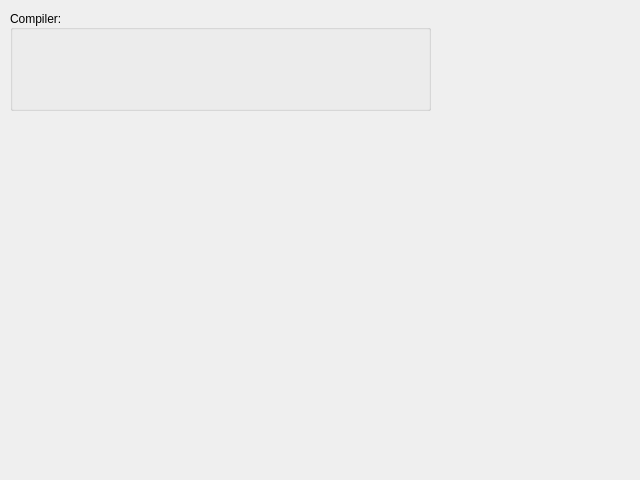
This is IQRF_IDE/dialog_tolls_settings.ui in nandra/IDE as Qt 5 draws it before an edit. The edited form follows.
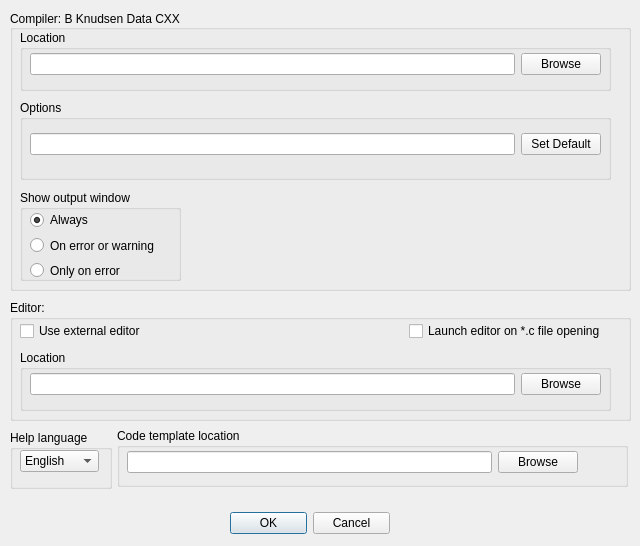
This is the edited form.

```diff
--- a/IQRF_IDE/dialog_tolls_settings.ui
+++ b/IQRF_IDE/dialog_tolls_settings.ui
@@ -10,9 +10,15 @@
     <x>0</x>
     <y>0</y>
     <width>640</width>
-    <height>480</height>
+    <height>546</height>
    </rect>
   </property>
+  <property name="maximumSize">
+   <size>
+    <width>640</width>
+    <height>546</height>
+   </size>
+  </property>
   <property name="windowTitle">
    <string>Tool Settings</string>
   </property>
@@ -21,18 +27,305 @@
     <rect>
      <x>10</x>
      <y>10</y>
-     <width>421</width>
-     <height>101</height>
+     <width>621</width>
+     <height>281</height>
     </rect>
    </property>
    <property name="title">
-    <string>Compiler:</string>
+    <string>Compiler: B Knudsen Data CXX</string>
    </property>
    <property name="alignment">
     <set>Qt::AlignLeading|Qt::AlignLeft|Qt::AlignVCenter</set>
    </property>
    <property name="flat">
     <bool>false</bool>
+   </property>
+   <widget class="QGroupBox" name="groupBox_2">
+    <property name="geometry">
+     <rect>
+      <x>10</x>
+      <y>20</y>
+      <width>591</width>
+      <height>61</height>
+     </rect>
+    </property>
+    <property name="title">
+     <string>Location</string>
+    </property>
+    <widget class="QWidget" name="layoutWidget">
+     <property name="geometry">
+      <rect>
+       <x>10</x>
+       <y>20</y>
+       <width>571</width>
+       <height>28</height>
+      </rect>
+     </property>
+     <layout class="QHBoxLayout" name="horizontalLayout">
+      <item>
+       <widget class="QLineEdit" name="lineEdit"/>
+      </item>
+      <item>
+       <widget class="QPushButton" name="pushButton">
+        <property name="text">
+         <string>Browse</string>
+        </property>
+       </widget>
+      </item>
+     </layout>
+    </widget>
+   </widget>
+   <widget class="QGroupBox" name="groupBox_3">
+    <property name="geometry">
+     <rect>
+      <x>10</x>
+      <y>90</y>
+      <width>591</width>
+      <height>80</height>
+     </rect>
+    </property>
+    <property name="title">
+     <string>Options</string>
+    </property>
+    <widget class="QWidget" name="layoutWidget">
+     <property name="geometry">
+      <rect>
+       <x>10</x>
+       <y>30</y>
+       <width>571</width>
+       <height>28</height>
+      </rect>
+     </property>
+     <layout class="QHBoxLayout" name="horizontalLayout_2">
+      <item>
+       <widget class="QLineEdit" name="lineEdit_2"/>
+      </item>
+      <item>
+       <widget class="QPushButton" name="pushButton_2">
+        <property name="text">
+         <string>Set Default</string>
+        </property>
+       </widget>
+      </item>
+     </layout>
+    </widget>
+   </widget>
+   <widget class="QGroupBox" name="groupBox_4">
+    <property name="geometry">
+     <rect>
+      <x>10</x>
+      <y>180</y>
+      <width>161</width>
+      <height>91</height>
+     </rect>
+    </property>
+    <property name="title">
+     <string>Show output window</string>
+    </property>
+    <widget class="QWidget" name="layoutWidget">
+     <property name="geometry">
+      <rect>
+       <x>10</x>
+       <y>20</y>
+       <width>136</width>
+       <height>70</height>
+      </rect>
+     </property>
+     <layout class="QVBoxLayout" name="verticalLayout">
+      <item>
+       <widget class="QRadioButton" name="radioButton">
+        <property name="text">
+         <string>Always</string>
+        </property>
+        <property name="checked">
+         <bool>true</bool>
+        </property>
+       </widget>
+      </item>
+      <item>
+       <widget class="QRadioButton" name="radioButton_2">
+        <property name="text">
+         <string>On error or warning</string>
+        </property>
+       </widget>
+      </item>
+      <item>
+       <widget class="QRadioButton" name="radioButton_3">
+        <property name="text">
+         <string>Only on error</string>
+        </property>
+       </widget>
+      </item>
+     </layout>
+    </widget>
+   </widget>
+  </widget>
+  <widget class="QGroupBox" name="groupBox_5">
+   <property name="geometry">
+    <rect>
+     <x>10</x>
+     <y>300</y>
+     <width>621</width>
+     <height>121</height>
+    </rect>
+   </property>
+   <property name="title">
+    <string>Editor:</string>
+   </property>
+   <widget class="QGroupBox" name="groupBox_6">
+    <property name="geometry">
+     <rect>
+      <x>10</x>
+      <y>50</y>
+      <width>591</width>
+      <height>61</height>
+     </rect>
+    </property>
+    <property name="title">
+     <string>Location</string>
+    </property>
+    <widget class="QWidget" name="layoutWidget">
+     <property name="geometry">
+      <rect>
+       <x>10</x>
+       <y>20</y>
+       <width>571</width>
+       <height>28</height>
+      </rect>
+     </property>
+     <layout class="QHBoxLayout" name="horizontalLayout_4">
+      <item>
+       <widget class="QLineEdit" name="lineEdit_3"/>
+      </item>
+      <item>
+       <widget class="QPushButton" name="pushButton_3">
+        <property name="text">
+         <string>Browse</string>
+        </property>
+       </widget>
+      </item>
+     </layout>
+    </widget>
+   </widget>
+   <widget class="QWidget" name="layoutWidget">
+    <property name="geometry">
+     <rect>
+      <x>10</x>
+      <y>20</y>
+      <width>586</width>
+      <height>23</height>
+     </rect>
+    </property>
+    <layout class="QHBoxLayout" name="horizontalLayout_3">
+     <item>
+      <widget class="QCheckBox" name="checkBox">
+       <property name="text">
+        <string>Use external editor</string>
+       </property>
+      </widget>
+     </item>
+     <item>
+      <spacer name="horizontalSpacer">
+       <property name="orientation">
+        <enum>Qt::Horizontal</enum>
+       </property>
+       <property name="sizeHint" stdset="0">
+        <size>
+         <width>228</width>
+         <height>20</height>
+        </size>
+       </property>
+      </spacer>
+     </item>
+     <item>
+      <widget class="QCheckBox" name="checkBox_2">
+       <property name="text">
+        <string>Launch editor on *.c file opening</string>
+       </property>
+      </widget>
+     </item>
+    </layout>
+   </widget>
+  </widget>
+  <widget class="QGroupBox" name="groupBox_7">
+   <property name="geometry">
+    <rect>
+     <x>10</x>
+     <y>430</y>
+     <width>102</width>
+     <height>59</height>
+    </rect>
+   </property>
+   <property name="title">
+    <string>Help language</string>
+   </property>
+   <widget class="QComboBox" name="comboBox">
+    <property name="geometry">
+     <rect>
+      <x>10</x>
+      <y>20</y>
+      <width>79</width>
+      <height>22</height>
+     </rect>
+    </property>
+    <item>
+     <property name="text">
+      <string>English</string>
+     </property>
+    </item>
+    <item>
+     <property name="text">
+      <string>Czech</string>
+     </property>
+    </item>
+   </widget>
+  </widget>
+  <widget class="QGroupBox" name="groupBox_8">
+   <property name="geometry">
+    <rect>
+     <x>117</x>
+     <y>428</y>
+     <width>511</width>
+     <height>59</height>
+    </rect>
+   </property>
+   <property name="title">
+    <string>Code template location</string>
+   </property>
+   <widget class="QWidget" name="layoutWidget">
+    <property name="geometry">
+     <rect>
+      <x>10</x>
+      <y>20</y>
+      <width>451</width>
+      <height>28</height>
+     </rect>
+    </property>
+    <layout class="QHBoxLayout" name="horizontalLayout_5">
+     <item>
+      <widget class="QLineEdit" name="lineEdit_4"/>
+     </item>
+     <item>
+      <widget class="QPushButton" name="pushButton_4">
+       <property name="text">
+        <string>Browse</string>
+       </property>
+      </widget>
+     </item>
+    </layout>
+   </widget>
+  </widget>
+  <widget class="QDialogButtonBox" name="buttonBox">
+   <property name="geometry">
+    <rect>
+     <x>230</x>
+     <y>510</y>
+     <width>160</width>
+     <height>26</height>
+    </rect>
+   </property>
+   <property name="standardButtons">
+    <set>QDialogButtonBox::Cancel|QDialogButtonBox::Ok</set>
    </property>
   </widget>
  </widget>
```
